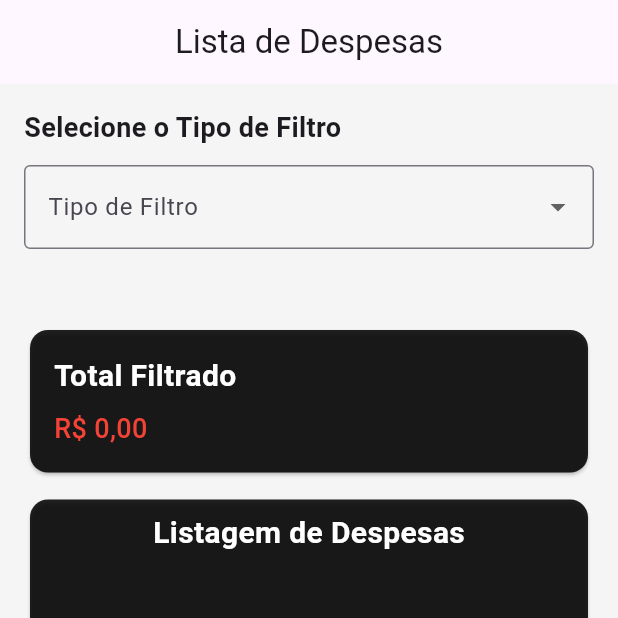
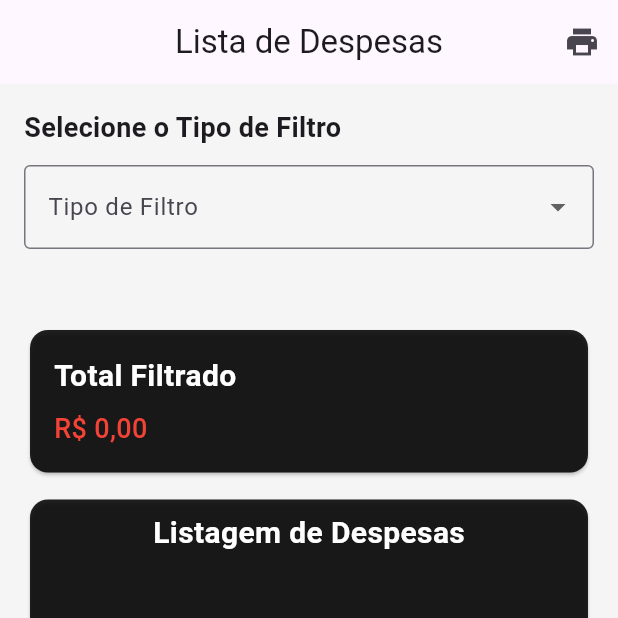
Before and after one commit to KaueSobreira/Aplicativo_Financeiro_Mobile, a Flutter app: the screen it shows after launch, on a phone screen of 412 x 824 dp, the top half of it. Run offline on Flutter 3.47's test engine with Material 3 defaults, Android fonts, the phone set to English and light mode, and no system bars; our stand-ins replace file_picker, image_picker, month_picker_dialog, pdf, printing, sqflite; accounts and stored records are empty.

Commit message:
feat: implementado a exportar relatorio em PDF das despesas

```diff
--- a/lib/pages/expense_list_page.dart
+++ b/lib/pages/expense_list_page.dart
@@ -7,6 +7,7 @@ import '../dialogs/dialog_cadastro_despesa.dart';
 import '../database/despesa_dao.dart';
 import '../models/despesa.dart';
 import 'despesa_detalhe_page.dart';
+import '../services/gerador_pdf.dart';
 
 class ExpenseListPage extends StatefulWidget {
   const ExpenseListPage({super.key});
@@ -56,7 +57,6 @@ class _ExpenseListPageState extends State<ExpenseListPage> {
       temp = temp.where((d) {
         try {
           final dataDespesa = _formatadorData.parse(d.dataVencimento);
-
           return dataDespesa.month == dataFiltragem!.month &&
                  dataDespesa.year == dataFiltragem!.year;
         } catch (e) {
@@ -100,7 +100,26 @@ class _ExpenseListPageState extends State<ExpenseListPage> {
   Widget build(BuildContext context) {
     return Scaffold(
       backgroundColor: Colors.grey[100],
-      appBar: AppBar(title: const Center(child: Text("Lista de Despesas"))),
+
+      appBar: AppBar(
+        title: const Text("Lista de Despesas"),
+        centerTitle: true,
+        actions: [
+          IconButton(
+            icon: const Icon(Icons.print),
+            tooltip: "Gerar PDF",
+            onPressed: () {
+              if (_listaExibida.isEmpty) {
+                ScaffoldMessenger.of(context).showSnackBar(
+                  const SnackBar(content: Text("Sem dados para imprimir")),
+                );
+                return;
+              }
+              GeradorPdf.gerarRelatorio(_listaExibida);
+            },
+          ),
+        ],
+      ),
 
       floatingActionButton: FloatingActionButton(
         onPressed: () async {
--- a/pubspec.yaml
+++ b/pubspec.yaml
@@ -15,6 +15,8 @@ dependencies:
   flutter:
     sdk: flutter
   intl: ^0.18.1
+  pdf: ^3.11.3
+  printing: ^5.14.2
 
 dev_dependencies:
   flutter_test:
```
Also changed, not shown: lib/services/gerador_pdf.dart (added, +75 -0 lines), pubspec.lock, 5 other files.
